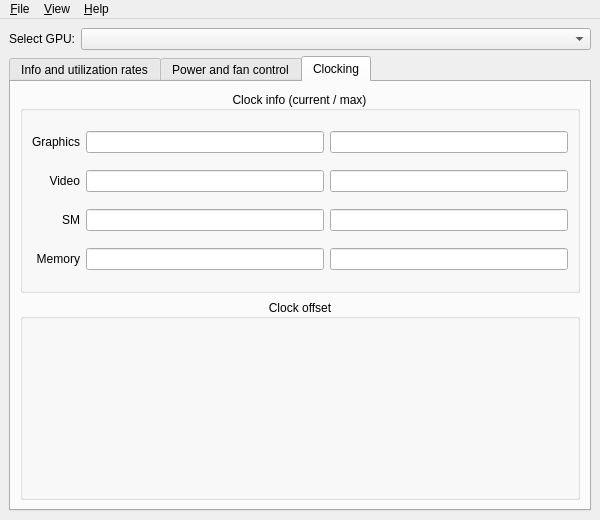
This is ui/mainwindow.ui in AlexandrAlexeev7119/NvCtrl-linux as Qt 5 draws it before an edit. The edited form follows.
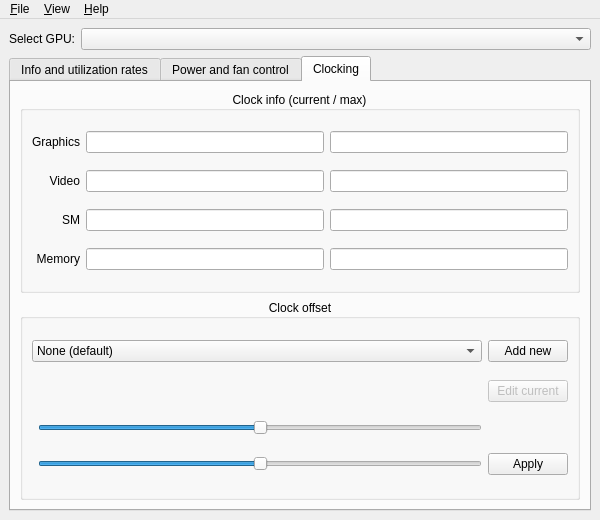
This is the edited form. The open tabs and pages were chosen to show the change. Icons and pictures are not drawn.

Commit message: added basics for clock offsets

Patch:
```diff
--- a/ui/mainwindow.ui
+++ b/ui/mainwindow.ui
@@ -748,6 +748,78 @@
           <property name="alignment">
            <set>Qt::AlignCenter</set>
           </property>
+          <layout class="QGridLayout" name="gridLayout_8">
+           <item row="0" column="2">
+            <widget class="QPushButton" name="pushButton_add_new_clock_offset_profile">
+             <property name="text">
+              <string>Add new</string>
+             </property>
+            </widget>
+           </item>
+           <item row="2" column="1">
+            <widget class="QSlider" name="horizontalSlider_set_gpu_clock_offset">
+             <property name="minimum">
+              <number>-200</number>
+             </property>
+             <property name="maximum">
+              <number>200</number>
+             </property>
+             <property name="pageStep">
+              <number>5</number>
+             </property>
+             <property name="orientation">
+              <enum>Qt::Horizontal</enum>
+             </property>
+            </widget>
+           </item>
+           <item row="4" column="2">
+            <widget class="QPushButton" name="pushButton">
+             <property name="text">
+              <string>Apply</string>
+             </property>
+            </widget>
+           </item>
+           <item row="0" column="0" colspan="2">
+            <widget class="QComboBox" name="comboBox_select_clock_offset_profile">
+             <item>
+              <property name="text">
+               <string>None (default)</string>
+              </property>
+             </item>
+             <item>
+              <property name="text">
+               <string>Manual</string>
+              </property>
+             </item>
+            </widget>
+           </item>
+           <item row="1" column="2">
+            <widget class="QPushButton" name="pushButton_edit_curr_clock_offset_profile">
+             <property name="enabled">
+              <bool>false</bool>
+             </property>
+             <property name="text">
+              <string>Edit current</string>
+             </property>
+            </widget>
+           </item>
+           <item row="4" column="1">
+            <widget class="QSlider" name="horizontalSlider_set_mem_clock_profile">
+             <property name="minimum">
+              <number>-200</number>
+             </property>
+             <property name="maximum">
+              <number>200</number>
+             </property>
+             <property name="pageStep">
+              <number>5</number>
+             </property>
+             <property name="orientation">
+              <enum>Qt::Horizontal</enum>
+             </property>
+            </widget>
+           </item>
+          </layout>
          </widget>
         </item>
        </layout>
```
Left out of the diff: 132 changed lines with no effect on the pictures. The commit also changes 4 other files.
